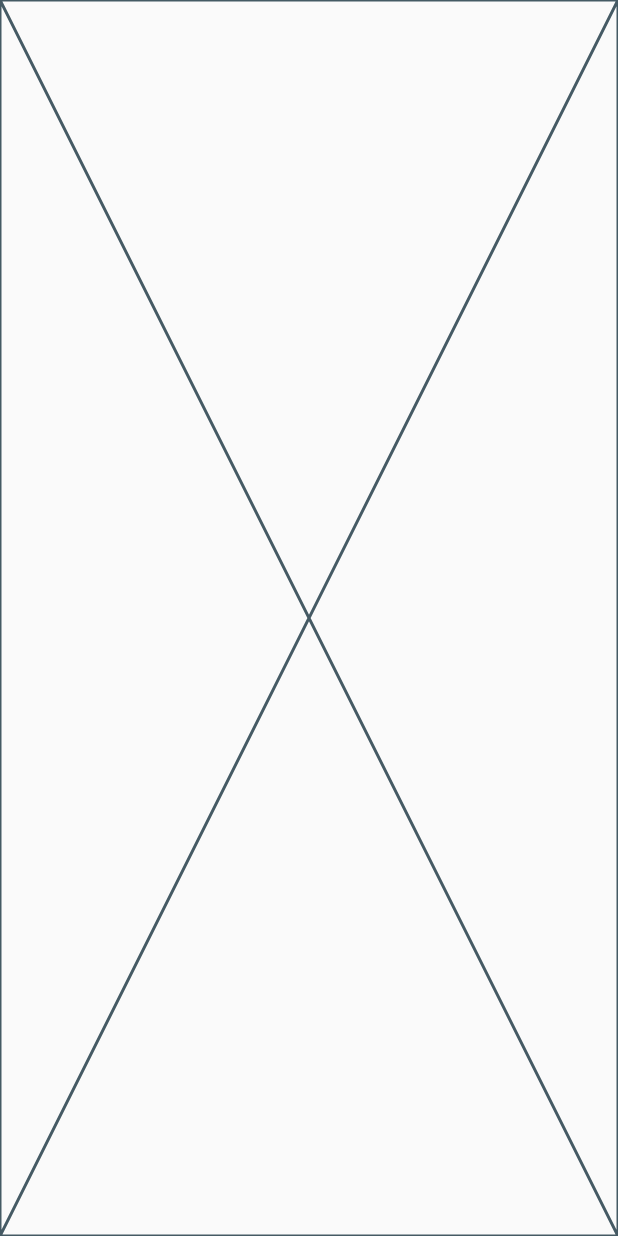
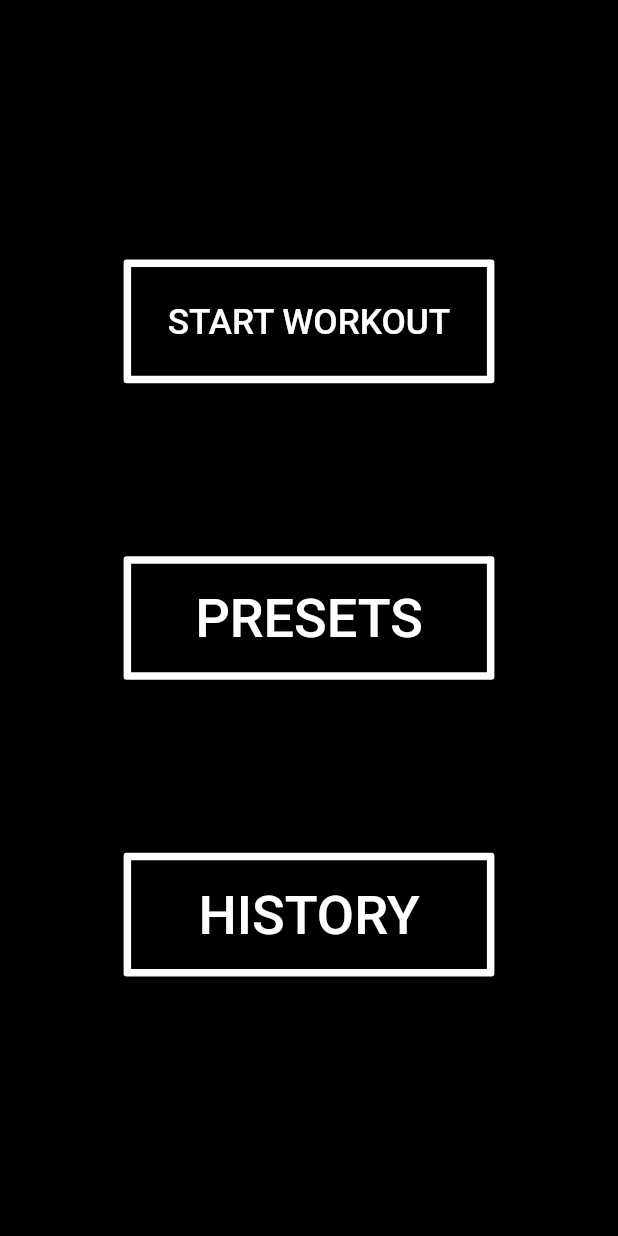
Before and after one commit to FuzyTechLLC/Lift-Keeper, a Flutter app: the screen it shows after launch, on a phone screen of 412 x 824 dp. Run offline on Flutter 3.47's test engine with Material 2 defaults, Android fonts, the phone set to English and light mode, and no system bars.

Commit message:
initial layout and style

```diff
--- a/lib/HomePage.dart
+++ /dev/null
@@ -1,10 +0,0 @@
-import 'package:flutter/material.dart';
-
-class HomePage extends StatelessWidget {
-  @override
-  Widget build(BuildContext context) {
-    return Scaffold(
-      body: Placeholder(),
-    );
-  }
-}
--- /dev/null
+++ b/lib/Pages/HomePage.dart
@@ -0,0 +1,27 @@
+import 'package:flutter/material.dart';
+import 'package:fuz_lift_keeper/Pages/PresetPage.dart';
+import 'package:fuz_lift_keeper/Pages/StartWorkoutPage.dart';
+import 'package:fuz_lift_keeper/UI/MainButton.dart';
+
+class HomePage extends StatelessWidget {
+  @override
+  Widget build(BuildContext context) {
+    return Scaffold(
+      backgroundColor: Colors.black,
+      body: SizedBox.expand(
+        child: Column(
+          crossAxisAlignment: CrossAxisAlignment.center,
+          children: [
+            Spacer(flex: 3),
+            MainUIButton(text: "START WORKOUT", divCount: 3,onPressed: () => Navigator.push(context, MaterialPageRoute(builder: (context) => StartWorkoutPage()))),
+            Spacer(flex: 2),
+            MainUIButton(text: "PRESETS", divCount: 3, onPressed: () => Navigator.push(context, MaterialPageRoute(builder: (context) => PresetPage()))),
+            Spacer(flex: 2),
+            MainUIButton(text: "HISTORY", divCount: 3, onPressed: () {}),
+            Spacer(flex: 3),
+          ],
+        ),
+      ),
+    );
+  }
+}
--- /dev/null
+++ b/lib/UI/MainButton.dart
@@ -0,0 +1,43 @@
+import 'package:flutter/material.dart';
+
+class MainUIButton extends StatelessWidget {
+  final String text;
+  final int divCount;
+  final VoidCallback onPressed;
+
+  MainUIButton({Key key, this.text, @required this.divCount, this.onPressed}) : super(key: key) {
+    assert(divCount != 0);
+    assert(divCount != null);
+    assert(onPressed != null);
+  }
+
+  @override
+  Widget build(BuildContext context) {
+    Size screenSize = MediaQuery.of(context).size;
+    double smallSide = screenSize.height < screenSize.width ? screenSize.height : screenSize.width;
+    double bigSide = screenSize.height > screenSize.width ? screenSize.height : screenSize.width;
+    return SizedBox(
+      width: screenSize.width / 5 * 3,
+      height: (bigSide / 5 * divCount < bigSide) ? smallSide / 5 : bigSide / 3,
+      child: OutlineButton(
+        onPressed: onPressed,
+        color: Colors.green,
+        borderSide: BorderSide(color: Colors.white, width: 5),
+        highlightedBorderColor: Colors.grey,
+        textColor: Colors.white,
+        child: SizedBox.expand(
+          child: FractionallySizedBox(
+            child: FittedBox(
+                fit: BoxFit.contain,
+                child: Padding(
+                  padding: const EdgeInsets.all(8.0),
+                  child: Text(
+                    text,
+                  ),
+                )),
+          ),
+        ),
+      ),
+    );
+  }
+}
--- a/lib/main.dart
+++ b/lib/main.dart
@@ -1,5 +1,8 @@
 import 'package:flutter/material.dart';
-import 'package:fuz_lift_keeper/HomePage.dart';
+import 'package:fuz_lift_keeper/Pages/HomePage.dart';
+
+TextStyle buttonTextStyle = TextStyle(color: Colors.black, );
+
 
 void main() {
   runApp(BaseApp());
@@ -11,7 +14,10 @@ class BaseApp extends StatelessWidget {
     return MaterialApp(
       title: 'Lift Keeper',
       theme: ThemeData(
-        primarySwatch: Colors.blue,
+        primaryColor: Colors.black,
+        accentColor: Colors.white,
+        canvasColor: Colors.black,
+        buttonColor: Colors.white,
       ),
       home: HomePage(),
     );
```
Also changed, not shown: lib/Pages/PresetPage.dart (added, +24 -0 lines), lib/Pages/StartWorkoutPage.dart (added, +24 -0 lines).
